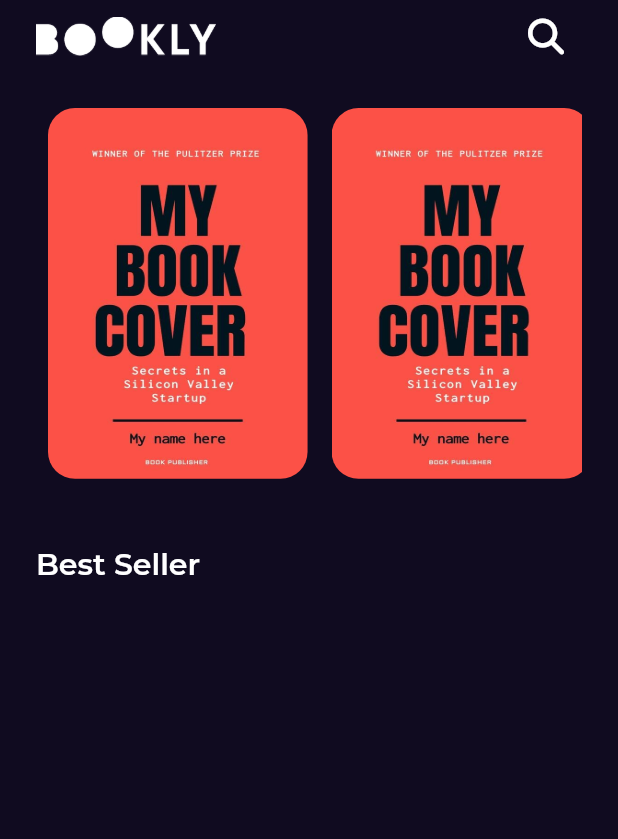
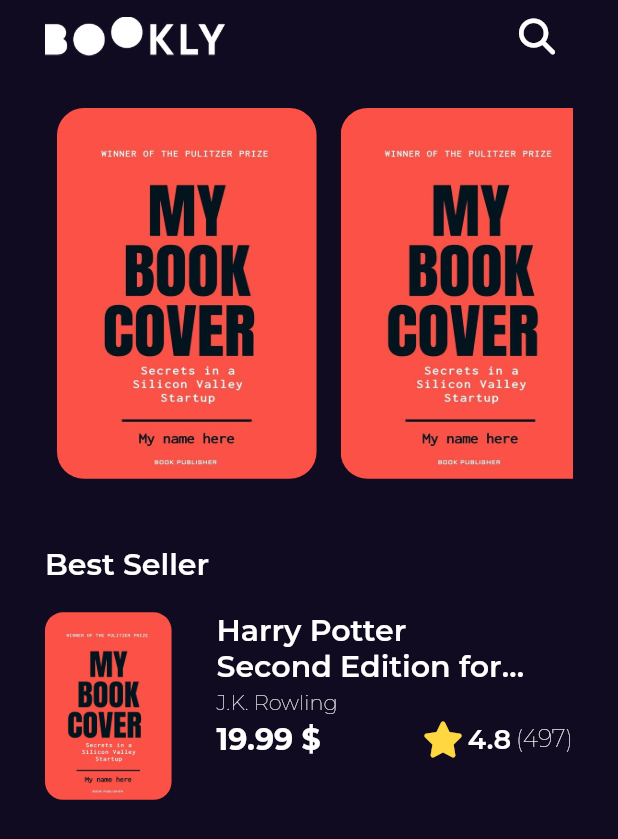
Before and after one commit to 3bary/bookly_app, a Flutter app: the screen it shows after launch, on a phone screen of 412 x 824 dp. Shown: the top 839 px of the screen. Run offline on Flutter 3.47's test engine with Material 2 defaults, Android fonts, the phone set to English and light mode, and no system bars; our stand-ins replace font_awesome_flutter, get, google_fonts.

Commit message:
create best seller item

```diff
--- /dev/null
+++ b/lib/features/home/presentation/views/widgets/best_seller_list_view_item.dart
@@ -0,0 +1,63 @@
+import 'package:bookly_app/core/utils/assets.dart';
+import 'package:bookly_app/features/home/presentation/views/widgets/book_rating.dart';
+import 'package:flutter/material.dart';
+
+class BestSellerListViewItem extends StatelessWidget {
+  const BestSellerListViewItem({Key? key}) : super(key: key);
+
+  @override
+  Widget build(BuildContext context) {
+    return Row(
+      crossAxisAlignment: CrossAxisAlignment.start,
+      children: [
+        SizedBox(
+          height: 125,
+          child: AspectRatio(
+            aspectRatio: 2.7 / 4,
+            child: Container(
+              decoration: BoxDecoration(
+                borderRadius: BorderRadius.circular(12.0),
+                image: const DecorationImage(
+                  image: AssetImage(AssetsData.testImage),
+                  fit: BoxFit.fill,
+                ),
+              ),
+            ),
+          ),
+        ),
+        const SizedBox(width: 30),
+        Expanded(
+          child: Column(
+            crossAxisAlignment: CrossAxisAlignment.start,
+            children: [
+              SizedBox(
+                width: MediaQuery.of(context).size.width * 0.5,
+                child: const Text(
+                  'Harry Potter Second Edition for everyone',
+                  maxLines: 2,
+                  overflow: TextOverflow.ellipsis,
+                  style: TextStyle(fontSize: 20, fontWeight: FontWeight.w600),
+                ),
+              ),
+              const SizedBox(height: 3),
+              const Text(
+                'J.K. Rowling',
+                style: TextStyle(fontSize: 14, fontWeight: FontWeight.w100),
+              ),
+              const SizedBox(height: 5),
+              Row(
+                mainAxisAlignment: MainAxisAlignment.spaceBetween,
+                children: const [
+                  Text('19.99 \$',
+                      style:
+                          TextStyle(fontSize: 20, fontWeight: FontWeight.bold),),
+                  BookRating()
+                ],
+              ),
+            ],
+          ),
+        )
+      ],
+    );
+  }
+}
--- /dev/null
+++ b/lib/features/home/presentation/views/widgets/book_rating.dart
@@ -0,0 +1,28 @@
+import 'package:flutter/material.dart';
+import 'package:font_awesome_flutter/font_awesome_flutter.dart';
+
+class BookRating extends StatelessWidget {
+  const BookRating({Key? key}) : super(key: key);
+
+  @override
+  Widget build(BuildContext context) {
+    return Row(
+      children: const [
+        Icon(
+          FontAwesomeIcons.solidStar,
+          color: Colors.amberAccent,
+        ),
+        SizedBox(width:6),
+        Text(
+          '4.8',
+          style: TextStyle(fontSize: 18, fontWeight: FontWeight.w600),
+        ),
+        SizedBox(width:3),
+        Text(
+            '(497)',
+          style: TextStyle(fontSize: 16, fontWeight: FontWeight.w100),
+        )
+      ],
+    );
+  }
+}
--- a/lib/features/home/presentation/views/widgets/home_view_body.dart
+++ b/lib/features/home/presentation/views/widgets/home_view_body.dart
@@ -3,6 +3,8 @@ import 'package:bookly_app/features/home/presentation/views/widgets/custom_app_b
 import 'package:bookly_app/features/home/presentation/views/widgets/featured_books_list_view.dart';
 import 'package:flutter/material.dart';
 import 'package:font_awesome_flutter/font_awesome_flutter.dart';
+
+import 'best_seller_list_view_item.dart';
 
 
 class HomeViewBody extends StatelessWidget {
@@ -11,7 +13,7 @@ class HomeViewBody extends StatelessWidget {
   @override
   Widget build(BuildContext context) {
     return Padding(
-      padding: const EdgeInsets.symmetric(horizontal:24.0),
+      padding: const EdgeInsets.symmetric(horizontal:30.0),
       child: Column(
         crossAxisAlignment: CrossAxisAlignment.start,
         children: [
@@ -21,7 +23,9 @@ class HomeViewBody extends StatelessWidget {
           const Text(
             'Best Seller',
             style: TextStyle(fontSize: 20,fontWeight: FontWeight.w600),
-          )
+          ),
+          const SizedBox(height:20),
+          const BestSellerListViewItem(),
         ],
       ),
     );
```
